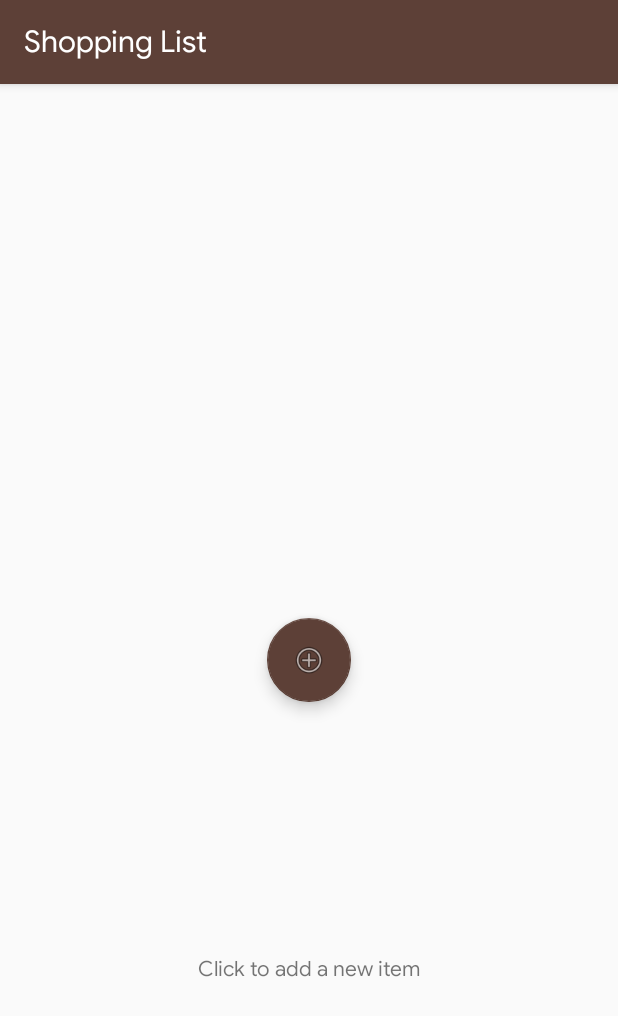
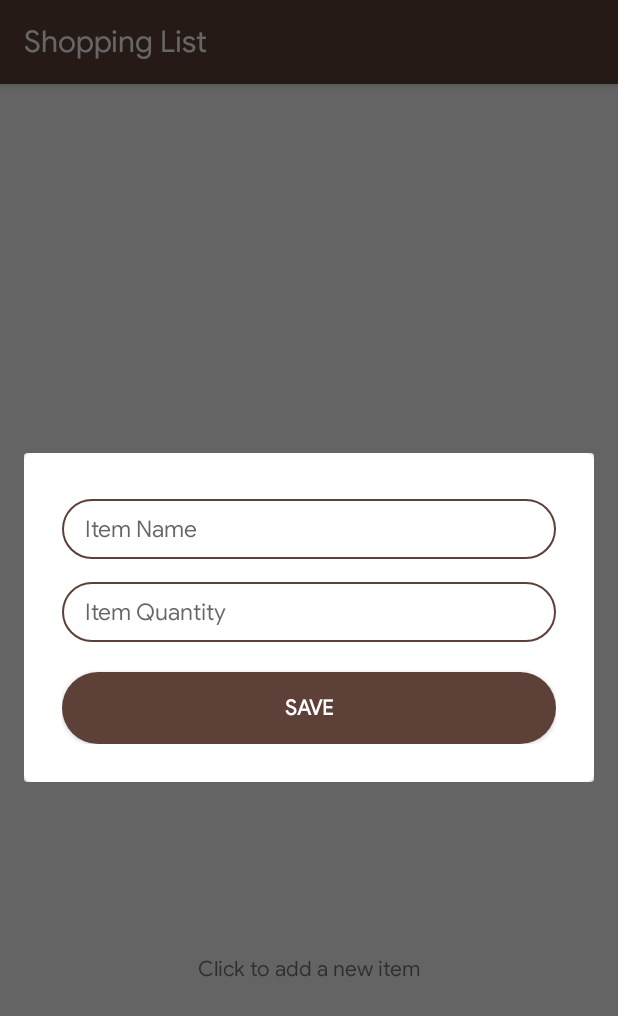
Before and after one commit to mayokunadeniyi/Shopping-List, an Android app: the screen it shows after launch (MainActivity), after a tap on an icon or button, on a phone screen of 412 x 824 dp. Shown: the top 1016 px of the screen. Run offline under Robolectric (Android 15) with nearby library versions, the phone set to English and light mode, and no system bars; our stand-ins replace Room's generated code, data binding.

Commit message:
Feat: add save item for home fragment

```diff
--- a/app/src/main/java/com/mayokun/shoppinglist/ui/home/HomeFragment.kt
+++ b/app/src/main/java/com/mayokun/shoppinglist/ui/home/HomeFragment.kt
@@ -1,25 +1,31 @@
 package com.mayokun.shoppinglist.ui.home
 
 
+import android.annotation.SuppressLint
+import android.app.AlertDialog
 import android.os.Bundle
 import androidx.fragment.app.Fragment
 import android.view.LayoutInflater
 import android.view.View
 import android.view.ViewGroup
+import android.widget.Button
+import android.widget.EditText
+import android.widget.Toast
 import androidx.databinding.DataBindingUtil
 import androidx.lifecycle.Observer
 import androidx.lifecycle.ViewModelProviders
 import com.mayokun.shoppinglist.R
+import com.mayokun.shoppinglist.database.ShoppingItem
 import com.mayokun.shoppinglist.database.ShoppingItemDatabase
 import com.mayokun.shoppinglist.databinding.FragmentHomeBinding
-import com.mayokun.shoppinglist.utils.NewItemDialogFragment
+
+
 
 /**
  * A simple [Fragment] subclass.
  */
 class HomeFragment : Fragment() {
 
-    private lateinit var newItemFragment: NewItemDialogFragment
     private lateinit var homeFragmentViewModel: HomeFragmentViewModel
 
     override fun onCreateView(
@@ -31,12 +37,10 @@ class HomeFragment : Fragment() {
             , container, false
         )
 
-        //Initialize the dialog fragment for creating a new item
-        newItemFragment = NewItemDialogFragment()
 
         val dataSource = ShoppingItemDatabase.getInstance(this.requireContext()).shoppingItemDao
 
-        val homeFragmentViewModelFactory = HomeFragmentViewModelFactory(dataSource,newItemFragment)
+        val homeFragmentViewModelFactory = HomeFragmentViewModelFactory(dataSource)
 
         homeFragmentViewModel = ViewModelProviders.of(this,homeFragmentViewModelFactory)
             .get(HomeFragmentViewModel::class.java)
@@ -44,7 +48,7 @@ class HomeFragment : Fragment() {
         //Observer to check if the database contains any items
         homeFragmentViewModel.hasContent.observe(this, Observer { state ->
             if (state){
-                //TODO: Show the list of items in the database
+                //TODO: Show list of items
             }
         })
 
@@ -53,20 +57,38 @@ class HomeFragment : Fragment() {
 
         //Onclick listener for the FAB
         binding.newItemButton.setOnClickListener { createPopUp() }
+
         return binding.root
     }
 
     /**
      * This shows the custom dialog for adding a new item
      */
+    @SuppressLint("InflateParams")
     private fun createPopUp() {
-        val fragmentTransaction = fragmentManager?.beginTransaction()
-        val prev = fragmentManager?.findFragmentByTag("NewItem")
-        if (prev != null) {
-            fragmentTransaction?.remove(prev)
+        val builder = AlertDialog.Builder(context)
+        val alertDialog: AlertDialog
+        val view = layoutInflater.inflate(R.layout.create_new_item,null)
+        builder.setView(view)
+        alertDialog = builder.create()
+        alertDialog.show()
+
+        view.findViewById<Button>(R.id.save_item_button).setOnClickListener {
+            onSaveButtonPressed(view)
+            alertDialog.dismiss()
         }
-        fragmentTransaction?.addToBackStack(null)
-        newItemFragment.show(fragmentTransaction!!,"NewItem")
+
     }
 
+    private fun onSaveButtonPressed(view: View) {
+        val name = view.findViewById<EditText>(R.id.itemNameID)?.text.toString()
+        val quantity = view.findViewById<EditText>(R.id.itemQuantityID)?.text.toString().toInt()
+
+        val item = ShoppingItem(itemName = name,itemQuantity = quantity)
+
+        homeFragmentViewModel.onSaveButtonPressed(item)
+
+    }
+
+
 }
--- a/app/src/main/java/com/mayokun/shoppinglist/ui/home/HomeFragmentViewModel.kt
+++ b/app/src/main/java/com/mayokun/shoppinglist/ui/home/HomeFragmentViewModel.kt
@@ -1,13 +1,11 @@
 package com.mayokun.shoppinglist.ui.home
 
-import android.util.Log
-import androidx.fragment.app.DialogFragment
+
 import androidx.lifecycle.LiveData
 import androidx.lifecycle.MutableLiveData
 import androidx.lifecycle.ViewModel
 import com.mayokun.shoppinglist.database.ShoppingItem
 import com.mayokun.shoppinglist.database.ShoppingItemDao
-import kotlinx.android.synthetic.main.create_new_item.*
 import kotlinx.coroutines.*
 
 /**
@@ -15,14 +13,13 @@ import kotlinx.coroutines.*
  */
 
 class HomeFragmentViewModel (
-    val database: ShoppingItemDao,
-    val dialogFragment: DialogFragment): ViewModel(){
+    val database: ShoppingItemDao): ViewModel(){
 
     private var viewModelJob = Job()
-    private val _hasContent = MutableLiveData<Boolean>()
+
+    private var _hasContent = MutableLiveData<Boolean>()
     val hasContent: LiveData<Boolean>
     get() = _hasContent
-
 
 
     override fun onCleared() {
@@ -41,44 +38,32 @@ class HomeFragmentViewModel (
      */
     private fun checkDataBase(){
         uiScope.launch {
-           runOnAnotherThread()
-        }
-    }
-
-    private suspend fun runOnAnotherThread(){
-        withContext(Dispatchers.IO){
-            val oneItem = database.getOneItem()
-            if (oneItem != null){
-                _hasContent.value = true
+            withContext(Dispatchers.IO){
+                val oneItem = database.getOneItem()
+                if (oneItem != null){
+                    _hasContent.postValue(true)
+                }
             }
         }
     }
 
-    fun foo(){
-        Log.i("WORKS","It works")
-    }
 
-    fun onSaveButtonPressed(){
+    fun onSaveButtonPressed(item: ShoppingItem){
         uiScope.launch {
-            val itemName = dialogFragment.itemNameID.text.toString()
-            val itemQuantity = dialogFragment.itemQuantityID.text.toString().toInt()
-            val newItem = ShoppingItem(itemName = itemName,itemQuantity = itemQuantity)
-            insert(newItem)
+            insert(item)
         }
     }
 
     private suspend fun insert(item: ShoppingItem){
         withContext(Dispatchers.IO){
             database.insert(item)
+            _hasContent.postValue(true)
         }
     }
 
-    fun onEditButtonClicked(){
+    fun onEditButtonClicked(item: ShoppingItem){
         uiScope.launch {
-            val newItemName = dialogFragment.itemNameID.text.toString()
-            val newItemQuantity = dialogFragment.itemQuantityID.text.toString().toInt()
-            val _newItem = ShoppingItem(itemName = newItemName,itemQuantity = newItemQuantity)
-            update(_newItem)
+            update(item)
         }
     }
 
@@ -101,4 +86,6 @@ class HomeFragmentViewModel (
     }
 
 
+
+
 }
--- a/app/src/main/java/com/mayokun/shoppinglist/ui/home/HomeFragmentViewModelFactory.kt
+++ b/app/src/main/java/com/mayokun/shoppinglist/ui/home/HomeFragmentViewModelFactory.kt
@@ -1,7 +1,6 @@
 package com.mayokun.shoppinglist.ui.home
 
 
-import androidx.fragment.app.DialogFragment
 import androidx.lifecycle.ViewModel
 import androidx.lifecycle.ViewModelProvider
 import com.mayokun.shoppinglist.database.ShoppingItemDao
@@ -12,11 +11,10 @@ import com.mayokun.shoppinglist.database.ShoppingItemDao
 
 @Suppress("UNCHECKED_CAST")
 class HomeFragmentViewModelFactory (
-    private val dataSource: ShoppingItemDao,
-    private val dialogFragment: DialogFragment): ViewModelProvider.Factory{
+    private val dataSource: ShoppingItemDao): ViewModelProvider.Factory{
     override fun <T : ViewModel?> create(modelClass: Class<T>): T {
         if (modelClass.isAssignableFrom(HomeFragmentViewModel::class.java)) {
-            return HomeFragmentViewModel(dataSource,dialogFragment) as T
+            return HomeFragmentViewModel(dataSource) as T
         }
         throw IllegalArgumentException("Unknown ViewModel class")
     }
--- a/app/src/main/res/layout/create_new_item.xml
+++ b/app/src/main/res/layout/create_new_item.xml
@@ -1,14 +1,8 @@
-<layout>
-
-    <data>
-        <variable
-            name="stuff"
-            type="com.mayokun.shoppinglist.ui.home.HomeFragmentViewModel" />
-    </data>
-
-<LinearLayout xmlns:android="http://schemas.android.com/apk/res/android"
+<LinearLayout
+    xmlns:android="http://schemas.android.com/apk/res/android"
     xmlns:app="http://schemas.android.com/apk/res-auto"
     android:layout_width="match_parent"
+    android:id="@+id/popup_id"
     android:layout_height="match_parent">
 
     <androidx.cardview.widget.CardView
@@ -56,10 +50,8 @@
                 android:layout_marginTop="20dp"
                 android:background="@drawable/save_new_item_button_case"
                 android:text="Save"
-                android:onClick="@{() -> stuff.foo()}"
                 android:textColor="#FFF"
                 android:textStyle="bold" />
         </RelativeLayout>
     </androidx.cardview.widget.CardView>
 </LinearLayout>
-</layout>
```
Also changed, not shown: app/src/main/java/com/mayokun/shoppinglist/utils/NewItemDialogFragment.kt (deleted, +0 -28 lines).
